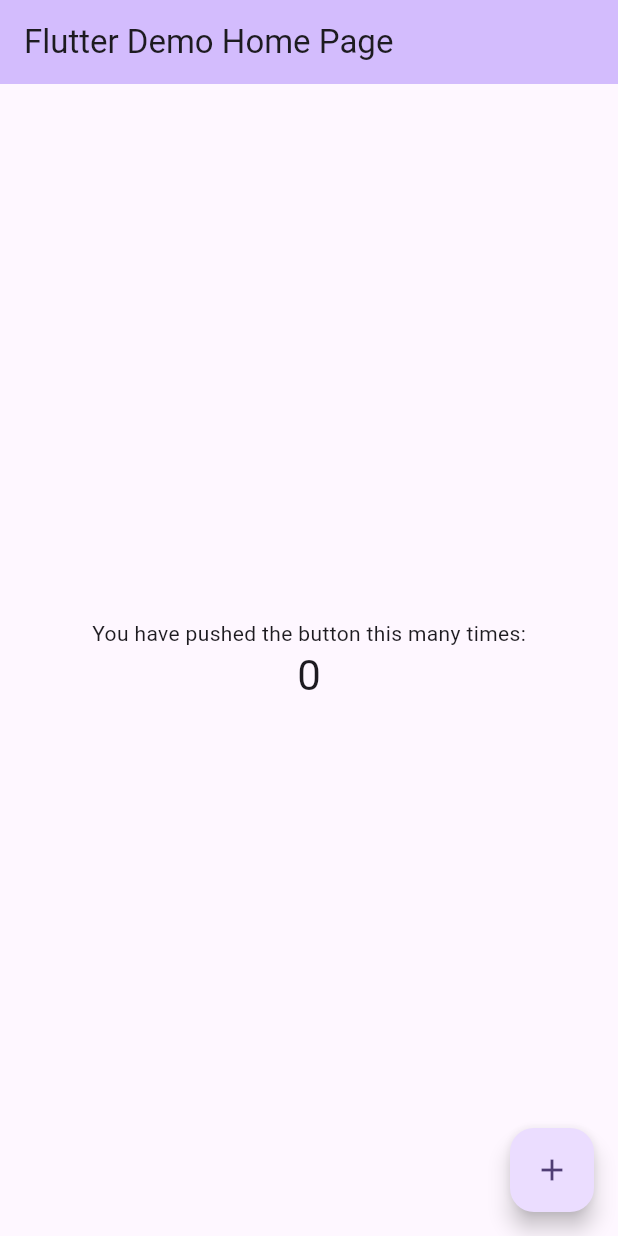
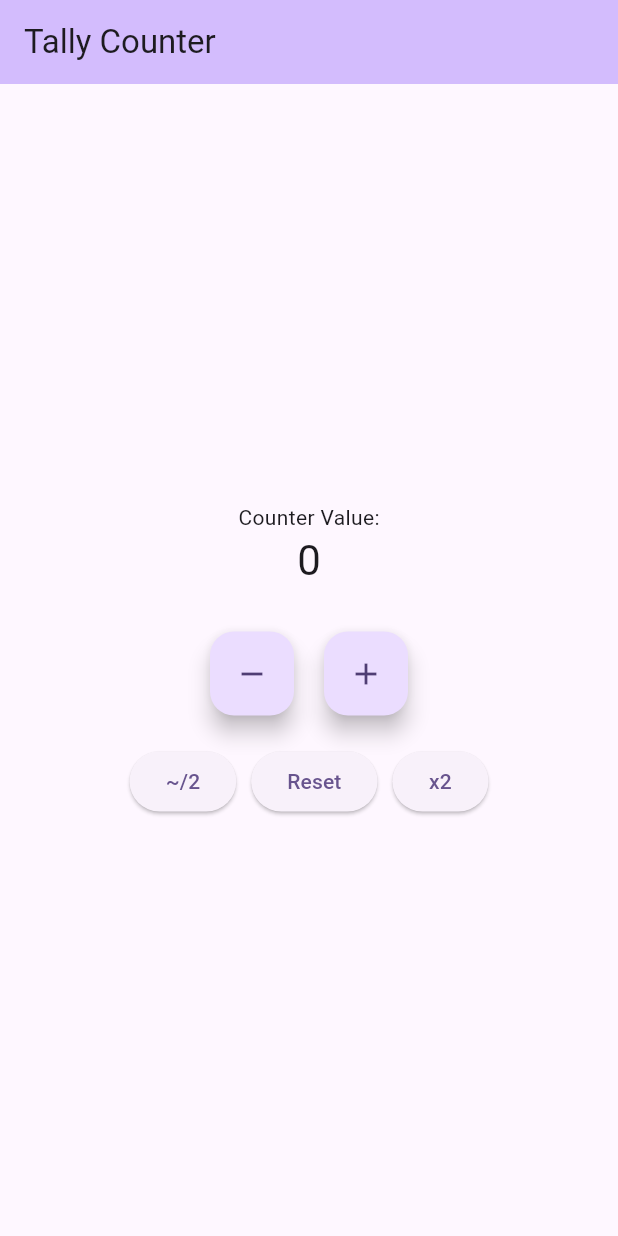
Before and after one commit to ilvostrocarokawe/crossplatform-futurevoid, a Flutter app: the screen it shows after launch, on a phone screen of 412 x 824 dp. Run offline on Flutter 3.47's test engine with Material 3 defaults, Android fonts, the phone set to English and light mode, and no system bars.

Commit message:
talby counter

```diff
--- a/lib/main.dart
+++ b/lib/main.dart
@@ -11,7 +11,7 @@
   @override
   Widget build(BuildContext context) {
     return MaterialApp(
-      title: 'Flutter Demo',
+      title: 'Tally Counter',
       theme: ThemeData(
         // This is the theme of your application.
         //
@@ -29,8 +29,9 @@
         // This works for code too, not just values: Most code changes can be
         // tested with just a hot reload.
         colorScheme: ColorScheme.fromSeed(seedColor: Colors.deepPurple),
+        useMaterial3: true,
       ),
-      home: const MyHomePage(title: 'Flutter Demo Home Page'),
+      home: const MyHomePage(title: 'Tally Counter'),
     );
   }
 }
@@ -61,9 +62,31 @@
       // This call to setState tells the Flutter framework that something has
       // changed in this State, which causes it to rerun the build method below
       // so that the display can reflect the updated values. If we changed
-      // _counter without calling setState(), then the build method would not be
-      // called again, and so nothing would appear to happen.
       _counter++;
+    });
+  }
+
+  void _decrementCounter() {
+    setState(() {
+      _counter--;
+    });
+  }
+
+  void _resetCounter() {
+    setState(() {
+      _counter = 0;
+    });
+  }
+
+  void _doubleCounter() {
+    setState(() {
+      _counter *= 2;
+    });
+  }
+
+  void _halveCounter() {
+    setState(() {
+      _counter = _counter ~/ 2;
     });
   }
 
@@ -77,9 +100,6 @@
     // than having to individually change instances of widgets.
     return Scaffold(
       appBar: AppBar(
-        // TRY THIS: Try changing the color here to a specific color (to
-        // Colors.amber, perhaps?) and trigger a hot reload to see the AppBar
-        // change color while the other colors stay the same.
         backgroundColor: Theme.of(context).colorScheme.inversePrimary,
         // Here we take the value from the MyHomePage object that was created by
         // the App.build method, and use it to set our appbar title.
@@ -89,34 +109,55 @@
         // Center is a layout widget. It takes a single child and positions it
         // in the middle of the parent.
         child: Column(
-          // Column is also a layout widget. It takes a list of children and
-          // arranges them vertically. By default, it sizes itself to fit its
-          // children horizontally, and tries to be as tall as its parent.
-          //
-          // Column has various properties to control how it sizes itself and
-          // how it positions its children. Here we use mainAxisAlignment to
-          // center the children vertically; the main axis here is the vertical
-          // axis because Columns are vertical (the cross axis would be
-          // horizontal).
-          //
-          // TRY THIS: Invoke "debug painting" (choose the "Toggle Debug Paint"
-          // action in the IDE, or press "p" in the console), to see the
-          // wireframe for each widget.
           mainAxisAlignment: MainAxisAlignment.center,
           children: <Widget>[
-            const Text('You have pushed the button this many times:'),
+            const Text(
+              'Counter Value:',
+            ),
             Text(
               '$_counter',
               style: Theme.of(context).textTheme.headlineMedium,
             ),
+            const SizedBox(height: 30),
+            Row(
+              mainAxisAlignment: MainAxisAlignment.center,
+              children: [
+                FloatingActionButton(
+                  onPressed: _decrementCounter,
+                  tooltip: 'Decrement',
+                  child: const Icon(Icons.remove),
+                ),
+                const SizedBox(width: 20),
+                FloatingActionButton(
+                  onPressed: _incrementCounter,
+                  tooltip: 'Increment',
+                  child: const Icon(Icons.add),
+                ),
+              ],
+            ),
+            const SizedBox(height: 20),
+            Row(
+              mainAxisAlignment: MainAxisAlignment.center,
+              children: [
+                ElevatedButton(
+                  onPressed: _halveCounter,
+                  child: const Text('~/2'),
+                ),
+                const SizedBox(width: 10),
+                ElevatedButton(
+                  onPressed: _resetCounter,
+                  child: const Text('Reset'),
+                ),
+                const SizedBox(width: 10),
+                ElevatedButton(
+                  onPressed: _doubleCounter,
+                  child: const Text('x2'),
+                ),
+              ],
+            ),
           ],
         ),
       ),
-      floatingActionButton: FloatingActionButton(
-        onPressed: _incrementCounter,
-        tooltip: 'Increment',
-        child: const Icon(Icons.add),
-      ), // This trailing comma makes auto-formatting nicer for build methods.
     );
   }
 }
```
